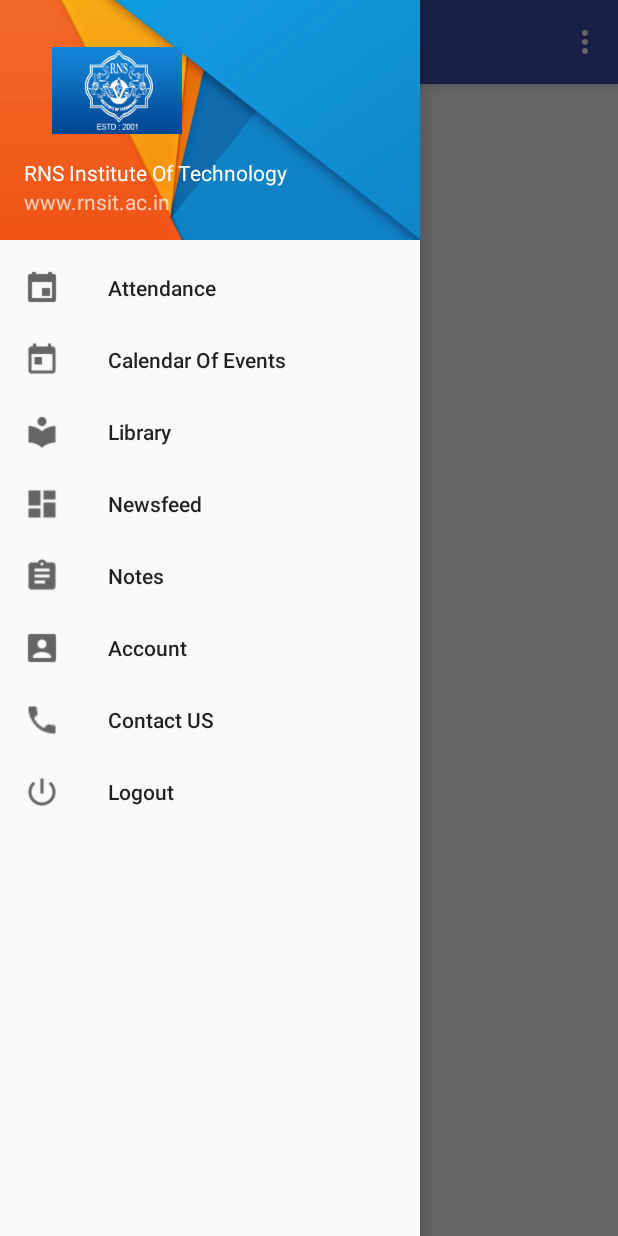
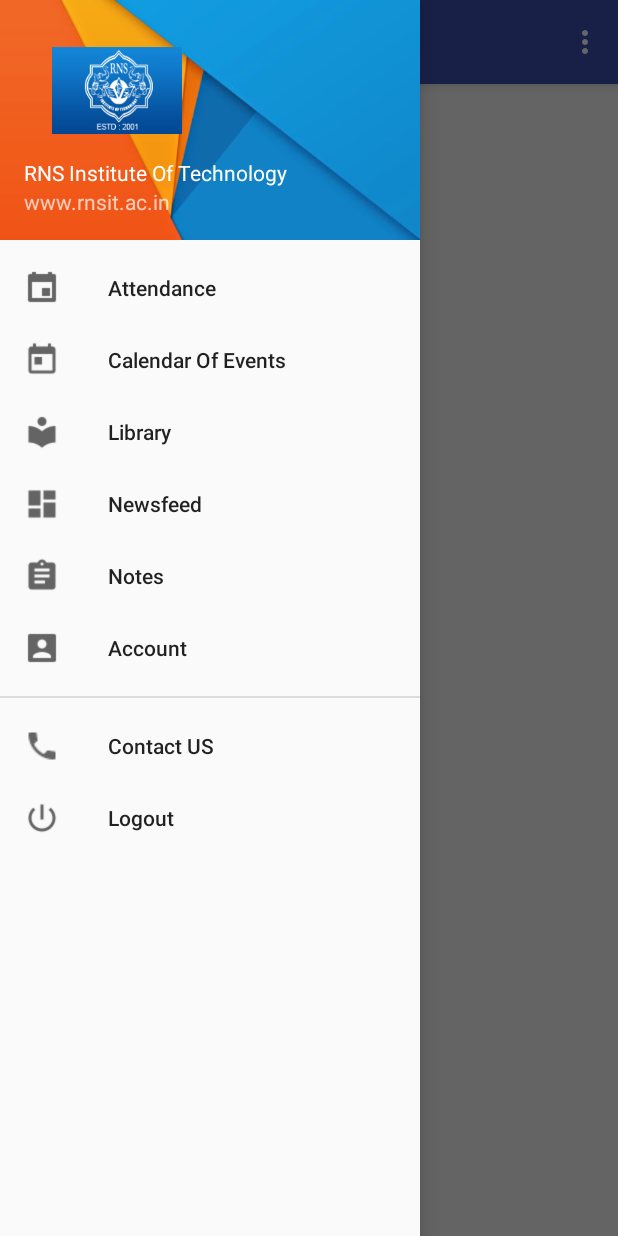
Before and after one commit to CharanNK/RNSIT, an Android app: the MainActivity screen opened directly, with no data from a screen before it, with the side drawer open, on a phone screen of 412 x 824 dp. Run offline under Robolectric (Android 15) with nearby library versions, the phone set to English and light mode, and no system bars.

```diff
--- a/app/src/main/java/com/smartamigos/rns/StartComponents/newsfeedSection/newsfeed_main.java
+++ b/app/src/main/java/com/smartamigos/rns/StartComponents/newsfeedSection/newsfeed_main.java
@@ -171,6 +171,7 @@ public class newsfeed_main extends Fragment {
                 SharedPreferences.Editor editor = preferences.edit();
                 editor.putInt("version", serverVersion);
                 editor.apply();
+
             } catch (JSONException e) {
                 e.printStackTrace();
             }
--- /dev/null
+++ b/app/src/main/res/layout/news_item.xml
@@ -0,0 +1,5 @@
+<?xml version="1.0" encoding="utf-8"?>
+<RelativeLayout xmlns:android="http://schemas.android.com/apk/res/android"
+    android:layout_width="match_parent" android:layout_height="match_parent">
+
+</RelativeLayout>
--- a/app/src/main/res/menu/activity_main_drawer.xml
+++ b/app/src/main/res/menu/activity_main_drawer.xml
@@ -1,7 +1,8 @@
 <?xml version="1.0" encoding="utf-8"?>
 <menu xmlns:android="http://schemas.android.com/apk/res/android">
 
-    <group android:checkableBehavior="single">
+    <group android:id="@+id/topNav"
+        android:checkableBehavior="single">
         <item
             android:id="@+id/nav_attendance"
             android:icon="@drawable/ic_event_black_24dp"
@@ -26,6 +27,9 @@
             android:id="@+id/nav_user"
             android:icon="@drawable/ic_account_box_black_24dp"
             android:title="Account"/>
+        </group>
+    <group android:id="@+id/bottomNav"
+        android:checkableBehavior="single">
         <item
             android:id="@+id/nav_contact"
             android:icon="@drawable/phone"
```
